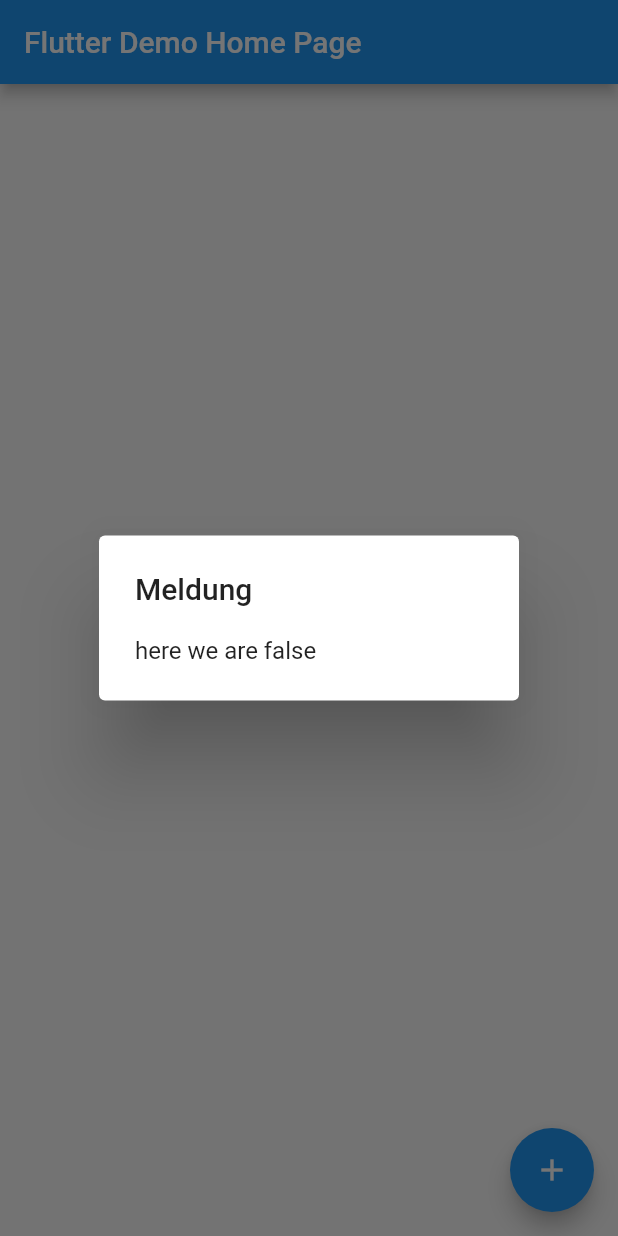
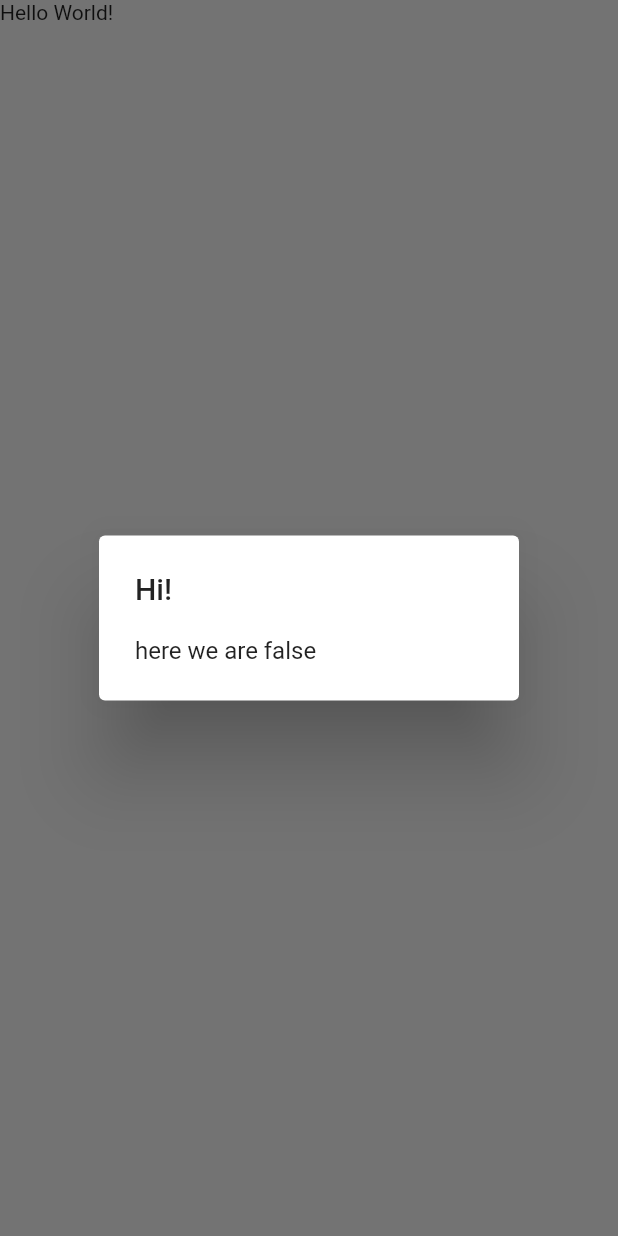
Before and after one commit to DasElias/FlutterWhiteScreenDebug, a Flutter app: the screen it shows after launch, on a phone screen of 412 x 824 dp. Run offline on Flutter 3.47's test engine with Material 2 defaults, Android fonts, the phone set to English and light mode, and no system bars; our stand-ins replace flutter_dotenv, sembast; missing offline and left inert: f_logs; statements that could not run were skipped.

Commit message:
cleanup with only setupLogging running

```diff
--- a/lib/main.dart
+++ b/lib/main.dart
@@ -16,10 +16,7 @@ bool wasException = false;
 
 Future main() async {
   WidgetsFlutterBinding.ensureInitialized();
-  await setPreferredOrientations();
-//  await dotenv.load(fileName: ".env");
   setupLogging();
- // await setupSSL();
 
   runApp(MyApp());
 }
@@ -30,19 +27,7 @@ class MyApp extends StatelessWidget {
   Widget build(BuildContext context) {
     return MaterialApp(
       title: 'Flutter Demo',
-      theme: ThemeData(
-        // This is the theme of your application.
-        //
-        // Try running your application with "flutter run". You'll see the
-        // application has a blue toolbar. Then, without quitting the app, try
-        // changing the primarySwatch below to Colors.green and then invoke
-        // "hot reload" (press "r" in the console where you ran "flutter run",
-        // or simply save your changes to "hot reload" in a Flutter IDE).
-        // Notice that the counter didn't reset back to zero; the application
-        // is not restarted.
-        primarySwatch: Colors.blue,
-      ),
-      home: MyHomePage(title: 'Flutter Demo Home Page'),
+      home: MyHomePage(),
     );
   }
 }
@@ -64,76 +49,15 @@ void setupLogging() {
   ]);
 }
 
-Future<SecurityContext> setupSSL() async {
-  ByteData data = await PlatformAssetBundle().load('assets/ca/lets-encrypt-r3.pem');
+class MyHomePage extends StatefulWidget {
+  MyHomePage({Key? key}) : super(key: key);
 
-  SecurityContext securityContext = SecurityContext.defaultContext;
-  try {
-    securityContext.setTrustedCertificatesBytes(data.buffer.asUint8List());
-  } on TlsException catch (e, st) {
-    if (e.osError?.message != null &&
-        e.osError?.message.contains('CERT_ALREADY_IN_HASH_TABLE') == true) {
-      FLog.logThis(
-          text: 'createHttpClient() - cert already trusted! Skipping.',
-          type: LogLevel.WARNING,
-          exception: e,
-          stacktrace: st
-      );
-    } else {
-      FLog.logThis(
-          text: 'createHttpClient() - exception',
-          type: LogLevel.ERROR,
-          exception: e,
-          stacktrace: st
-      );
-    }
-  }
-
-  return securityContext;
-
-}
-
-Future<void> setPreferredOrientations() {
-  return SystemChrome.setPreferredOrientations([
-    DeviceOrientation.portraitUp,
-    DeviceOrientation.portraitDown,
-    DeviceOrientation.landscapeRight,
-    DeviceOrientation.landscapeLeft,
-  ]);
-}
-
-class MyHomePage extends StatefulWidget {
-  MyHomePage({Key? key, required this.title}) : super(key: key);
-
-  // This widget is the home page of your application. It is stateful, meaning
-  // that it has a State object (defined below) that contains fields that affect
-  // how it looks.
-
-  // This class is the configuration for the state. It holds the values (in this
-  // case the title) provided by the parent (in this case the App widget) and
-  // used by the build method of the State. Fields in a Widget subclass are
-  // always marked "final".
-
-  final String title;
 
   @override
   _MyHomePageState createState() => _MyHomePageState();
 }
 
 class _MyHomePageState extends State<MyHomePage> {
-  int _counter = 0;
-
-  void _incrementCounter() {
-    setState(() {
-      // This call to setState tells the Flutter framework that something has
-      // changed in this State, which causes it to rerun the build method below
-      // so that the display can reflect the updated values. If we changed
-      // _counter without calling setState(), then the build method would not be
-      // called again, and so nothing would appear to happen.
-      _counter++;
-    });
-  }
-
   @override
   void initState() {
     super.initState();
@@ -154,7 +78,7 @@ class _MyHomePageState extends State<MyHomePage> {
   Future dialog(Object content) async {
     await showDialog(context: context, builder: (context) {
       return AlertDialog(
-        title: Text("Meldung"),
+        title: Text("Hi!"),
         content: Text(
             content.toString()
         ),
@@ -164,53 +88,8 @@ class _MyHomePageState extends State<MyHomePage> {
 
   @override
   Widget build(BuildContext context) {
-    // This method is rerun every time setState is called, for instance as done
-    // by the _incrementCounter method above.
-    //
-    // The Flutter framework has been optimized to make rerunning build methods
-    // fast, so that you can just rebuild anything that needs updating rather
-    // than having to individually change instances of widgets.
     return Scaffold(
-      appBar: AppBar(
-        // Here we take the value from the MyHomePage object that was created by
-        // the App.build method, and use it to set our appbar title.
-        title: Text(widget.title),
-      ),
-      body: Center(
-        // Center is a layout widget. It takes a single child and positions it
-        // in the middle of the parent.
-        child: Column(
-          // Column is also a layout widget. It takes a list of children and
-          // arranges them vertically. By default, it sizes itself to fit its
-          // children horizontally, and tries to be as tall as its parent.
-          //
-          // Invoke "debug painting" (press "p" in the console, choose the
-          // "Toggle Debug Paint" action from the Flutter Inspector in Android
-          // Studio, or the "Toggle Debug Paint" command in Visual Studio Code)
-          // to see the wireframe for each widget.
-          //
-          // Column has various properties to control how it sizes itself and
-          // how it positions its children. Here we use mainAxisAlignment to
-          // center the children vertically; the main axis here is the vertical
-          // axis because Columns are vertical (the cross axis would be
-          // horizontal).
-          mainAxisAlignment: MainAxisAlignment.center,
-          children: <Widget>[
-            Text(
-              'You have pushed the button this many times:',
-            ),
-            Text(
-              '$_counter',
-              style: Theme.of(context).textTheme.headline4,
-            ),
-          ],
-        ),
-      ),
-      floatingActionButton: FloatingActionButton(
-        onPressed: _incrementCounter,
-        tooltip: 'Increment',
-        child: Icon(Icons.add),
-      ), // This trailing comma makes auto-formatting nicer for build methods.
+      body: Text("Hello World!"),
     );
   }
 }
```
